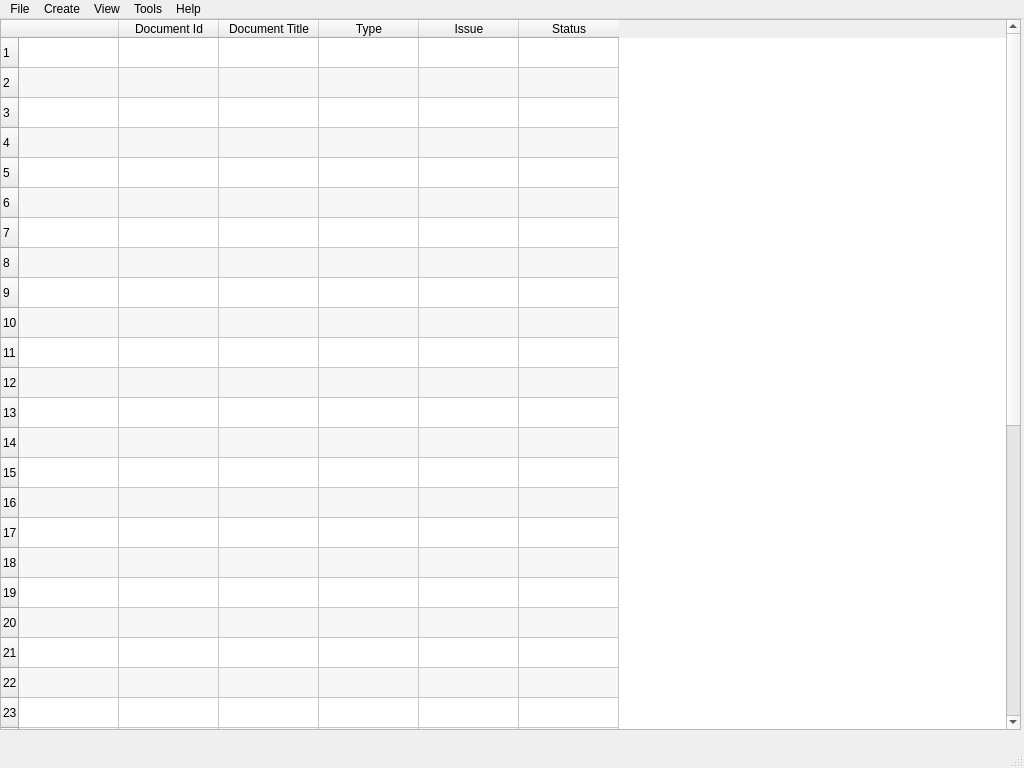
Above: ui/mainwindow.ui from thuswa/subdms before the change. Below: the same form after it.
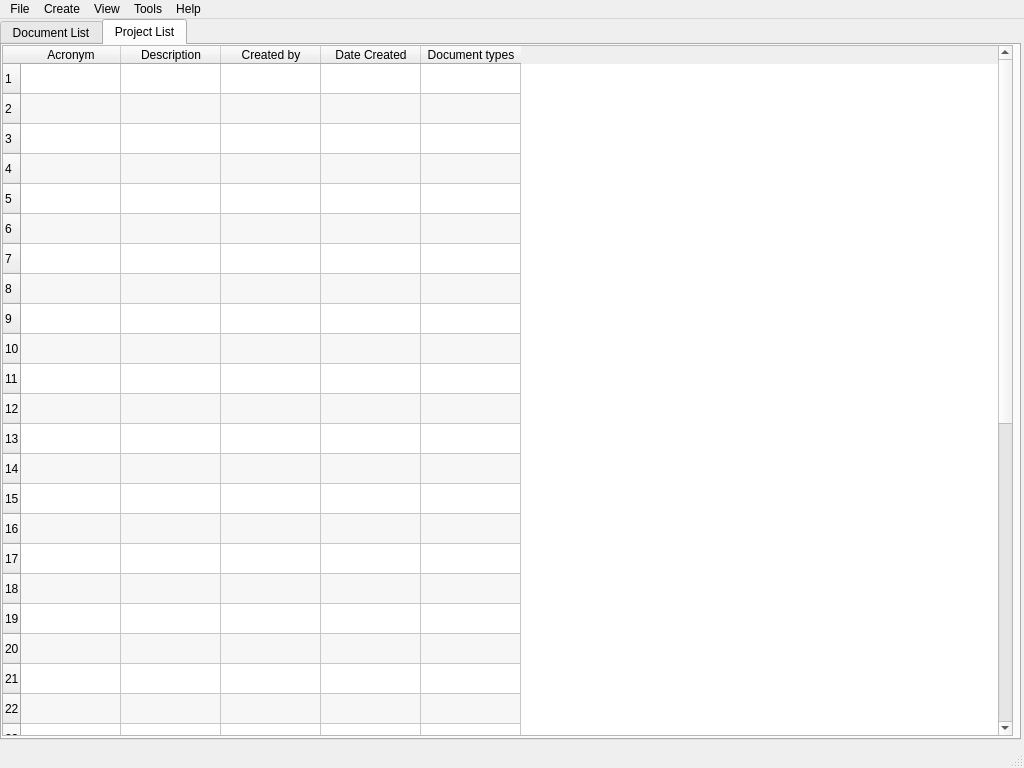
That is the form after the change. The open tabs and pages were chosen to show the change.

Commit message: added project list

The edit to the form file:
```diff
--- a/ui/mainwindow.ui
+++ b/ui/mainwindow.ui
@@ -24,17 +24,36 @@
   <property name="windowTitle" >
    <string>Subdms - Document Managment </string>
   </property>
-  <widget class="QWidget" name="centralwidget" >
-   <widget class="QTableWidget" name="documentlist" >
-    <property name="geometry" >
+  <widget class="QWidget" name="centralwidget">
+   <widget class="QTabWidget" name="Tabletabs">
+    <property name="enabled">
+     <bool>true</bool>
+    </property>
+    <property name="geometry">
      <rect>
       <x>0</x>
       <y>0</y>
       <width>1021</width>
-      <height>711</height>
+      <height>721</height>
      </rect>
     </property>
-    <property name="minimumSize" >
+    <property name="currentIndex">
+     <number>0</number>
+    </property>
+    <widget class="QWidget" name="documenttab">
+     <attribute name="title">
+      <string>Document List</string>
+     </attribute>
+     <widget class="QTableWidget" name="documentlist">
+      <property name="geometry">
+       <rect>
+        <x>0</x>
+        <y>0</y>
+        <width>1011</width>
+        <height>691</height>
+       </rect>
+      </property>
+      <property name="minimumSize">
      <size>
       <width>681</width>
       <height>0</height>
@@ -148,8 +167,138 @@
     </column>
    </widget>
   </widget>
-  <widget class="QMenuBar" name="menubar" >
-   <property name="geometry" >
+    <widget class="QWidget" name="projecttab">
+     <property name="enabled">
+      <bool>true</bool>
+     </property>
+     <attribute name="title">
+      <string>Project List</string>
+     </attribute>
+     <widget class="QTableWidget" name="projectlist">
+      <property name="enabled">
+       <bool>true</bool>
+      </property>
+      <property name="geometry">
+       <rect>
+        <x>0</x>
+        <y>0</y>
+        <width>1011</width>
+        <height>691</height>
+       </rect>
+      </property>
+      <property name="minimumSize">
+       <size>
+        <width>681</width>
+        <height>0</height>
+       </size>
+      </property>
+      <property name="mouseTracking">
+       <bool>true</bool>
+      </property>
+      <property name="contextMenuPolicy">
+       <enum>Qt::CustomContextMenu</enum>
+      </property>
+      <property name="acceptDrops">
+       <bool>false</bool>
+      </property>
+      <property name="editTriggers">
+       <set>QAbstractItemView::AnyKeyPressed|QAbstractItemView::EditKeyPressed</set>
+      </property>
+      <property name="dragEnabled">
+       <bool>false</bool>
+      </property>
+      <property name="dragDropOverwriteMode">
+       <bool>false</bool>
+      </property>
+      <property name="dragDropMode">
+       <enum>QAbstractItemView::NoDragDrop</enum>
+      </property>
+      <property name="alternatingRowColors">
+       <bool>true</bool>
+      </property>
+      <property name="selectionMode">
+       <enum>QAbstractItemView::ContiguousSelection</enum>
+      </property>
+      <property name="selectionBehavior">
+       <enum>QAbstractItemView::SelectRows</enum>
+      </property>
+      <property name="rowCount">
+       <number>40</number>
+      </property>
+      <property name="columnCount">
+       <number>5</number>
+      </property>
+      <row/>
+      <row/>
+      <row/>
+      <row/>
+      <row/>
+      <row/>
+      <row/>
+      <row/>
+      <row/>
+      <row/>
+      <row/>
+      <row/>
+      <row/>
+      <row/>
+      <row/>
+      <row/>
+      <row/>
+      <row/>
+      <row/>
+      <row/>
+      <row/>
+      <row/>
+      <row/>
+      <row/>
+      <row/>
+      <row/>
+      <row/>
+      <row/>
+      <row/>
+      <row/>
+      <row/>
+      <row/>
+      <row/>
+      <row/>
+      <row/>
+      <row/>
+      <row/>
+      <row/>
+      <row/>
+      <row/>
+      <column>
+       <property name="text">
+        <string>Acronym</string>
+       </property>
+      </column>
+      <column>
+       <property name="text">
+        <string>Description</string>
+       </property>
+      </column>
+      <column>
+       <property name="text">
+        <string>Created by</string>
+       </property>
+      </column>
+      <column>
+       <property name="text">
+        <string>Date Created</string>
+       </property>
+      </column>
+      <column>
+       <property name="text">
+        <string>Document types</string>
+       </property>
+      </column>
+     </widget>
+    </widget>
+   </widget>
+  </widget>
+  <widget class="QMenuBar" name="menubar">
+   <property name="geometry">
     <rect>
      <x>0</x>
      <y>0</y>
```
Left out of the diff: 218 changed lines with no effect on the pictures. Lines whose indentation alone changed are shown as unchanged. The commit also changes 1 other file.
